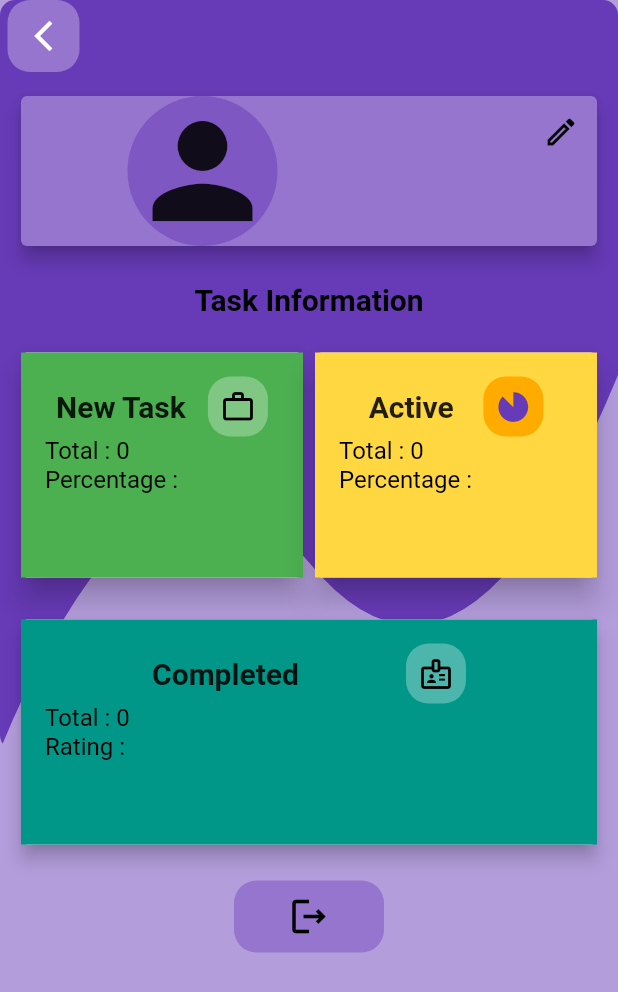
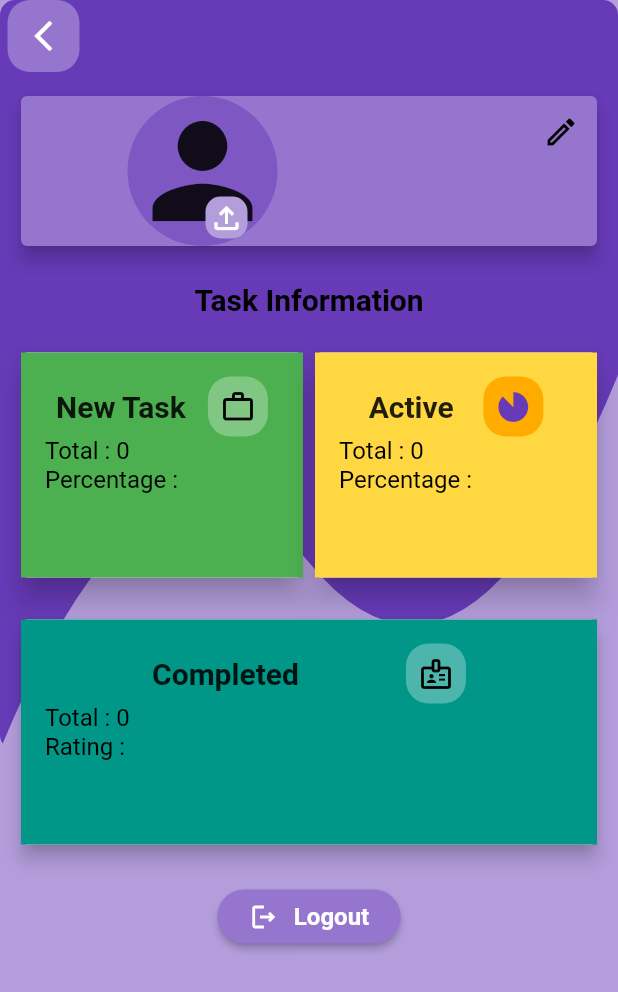
Before and after one commit to ripon1995/todo-mobile, a Flutter app: the ProfileView screen opened by its route, on a phone screen of 412 x 824 dp. Shown: the top 992 px of the screen. Run offline on Flutter 3.47's test engine with Material 2 defaults, Android fonts, the phone set to English and light mode, and no system bars; our stand-ins replace dio, firebase_core, firebase_messaging, flutter_dotenv, get, get_storage and 1 more; accounts and stored records are empty.

Commit message:
app ui update
what?
- ui updated for profile update view

```diff
--- a/lib/app/modules/profile/views/profile_view.dart
+++ b/lib/app/modules/profile/views/profile_view.dart
@@ -84,6 +84,8 @@ class ProfileView extends GetView<ProfileController> {
             child: Row(
               mainAxisAlignment: MainAxisAlignment.spaceEvenly,
               children: [
+                Stack(
+                  children: [
                     Container(
                       decoration: BoxDecoration(
                         shape: BoxShape.circle,
@@ -102,6 +104,24 @@ class ProfileView extends GetView<ProfileController> {
                               Icons.person,
                               size: 100,
                             ),
+                    ),
+                    Positioned(
+                        bottom: 5,
+                        right: 20,
+                        child: GestureDetector(
+                          onTap: _uploadProfileImage,
+                          child: Container(
+                            decoration: BoxDecoration(
+                                color: Colors.deepPurple[200],
+                                borderRadius: BorderRadius.circular(10)),
+                            padding: const EdgeInsets.all(2),
+                            child: const Icon(
+                              Icons.file_upload_outlined,
+                              color: Colors.white,
+                            ),
+                          ),
+                        ))
+                  ],
                 ),
                 Obx(
                   () => Text(
@@ -293,4 +313,6 @@ class ProfileView extends GetView<ProfileController> {
     controller.profileUpdateController.updateVariable();
     Get.toNamed(Routes.PROFILE_UPDATE);
   }
+
+  void _uploadProfileImage() {}
 }
--- a/lib/app/modules/profile/widgets/logout_button.dart
+++ b/lib/app/modules/profile/widgets/logout_button.dart
@@ -10,17 +10,34 @@ class LogoutButton extends StatelessWidget {
 
   @override
   Widget build(BuildContext context) {
-    return Container(
-      width: 100,
-      decoration: BoxDecoration(
-        color: Colors.deepPurple[300],
-        borderRadius: BorderRadius.circular(15),
-      ),
-      child: IconButton(
-        onPressed: _onPressedAction,
-        icon: const Icon(Icons.logout_outlined),
-        iconSize: 30,
-        color: Colors.black,
+    return ElevatedButton(
+      style: ElevatedButton.styleFrom(
+          backgroundColor: Colors.deepPurple[300],
+          shape:
+              RoundedRectangleBorder(borderRadius: BorderRadius.circular(20))),
+      onPressed: _onPressedAction,
+      child: Row(
+        mainAxisSize: MainAxisSize.min,
+        children: const [
+          Padding(
+            padding: EdgeInsets.all(5.0),
+            child: Icon(
+              Icons.logout_outlined,
+              color: Colors.white,
+              size: 20,
+            ),
+          ),
+          Padding(
+            padding: EdgeInsets.all(5.0),
+            child: Text(
+              "Logout",
+              style: TextStyle(
+                fontWeight: FontWeight.bold,
+                fontSize: 16,
+              ),
+            ),
+          )
+        ],
       ),
     );
   }
```
Lines whose indentation alone changed are shown as unchanged.
